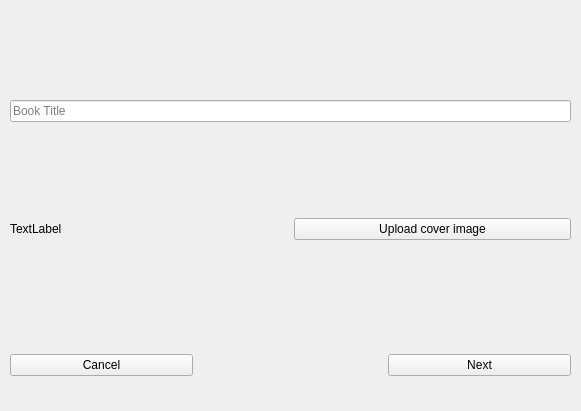
Above: menus/create_menu/create_menu.ui from JoaoCarlosNascimento/HandSignLanguage before the change. Below: the same form after it.
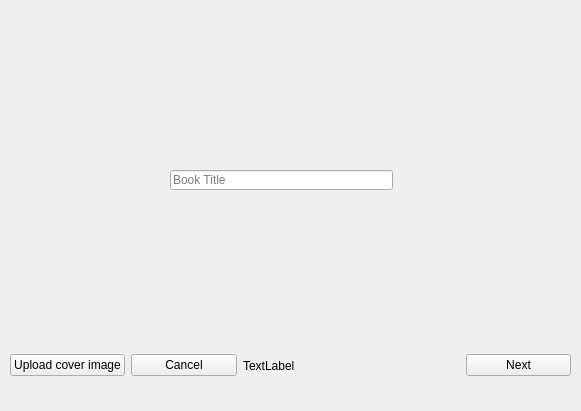
That is the form after the change.

The edit to the form file:
```diff
--- a/menus/create_menu/create_menu.ui
+++ b/menus/create_menu/create_menu.ui
@@ -25,56 +25,6 @@
   <property name="windowTitle">
    <string>Form</string>
   </property>
-  <widget class="QWidget" name="verticalLayoutWidget">
-   <property name="geometry">
-    <rect>
-     <x>10</x>
-     <y>10</y>
-     <width>561</width>
-     <height>321</height>
-    </rect>
-   </property>
-   <layout class="QVBoxLayout" name="verticalLayout">
-    <item>
-     <widget class="QLineEdit" name="book_title">
-      <property name="placeholderText">
-       <string>Book Title</string>
-      </property>
-     </widget>
-    </item>
-    <item>
-     <layout class="QHBoxLayout" name="horizontalLayout">
-      <item>
-       <widget class="QLabel" name="preview">
-        <property name="frameShadow">
-         <enum>QFrame::Plain</enum>
-        </property>
-        <property name="text">
-         <string>TextLabel</string>
-        </property>
-        <property name="scaledContents">
-         <bool>true</bool>
-        </property>
-       </widget>
-      </item>
-      <item>
-       <layout class="QHBoxLayout" name="horizontalLayout_7">
-        <item>
-         <layout class="QHBoxLayout" name="horizontalLayout_9"/>
-        </item>
-        <item>
-         <widget class="QPushButton" name="pb_upload">
-          <property name="text">
-           <string>Upload cover image</string>
-          </property>
-         </widget>
-        </item>
-       </layout>
-      </item>
-     </layout>
-    </item>
-   </layout>
-  </widget>
   <widget class="QWidget" name="horizontalLayoutWidget_3">
    <property name="geometry">
     <rect>
@@ -85,6 +35,13 @@
     </rect>
    </property>
    <layout class="QHBoxLayout" name="horizontalLayout_8">
+    <item>
+     <widget class="QPushButton" name="pb_upload">
+      <property name="text">
+       <string>Upload cover image</string>
+      </property>
+     </widget>
+    </item>
     <item>
      <widget class="QPushButton" name="pb_back">
       <property name="text">
@@ -92,6 +49,19 @@
       </property>
      </widget>
     </item>
+    <item>
+     <widget class="QLabel" name="preview">
+      <property name="frameShadow">
+       <enum>QFrame::Plain</enum>
+      </property>
+      <property name="text">
+       <string>TextLabel</string>
+      </property>
+      <property name="scaledContents">
+       <bool>true</bool>
+      </property>
+     </widget>
+    </item>
     <item>
      <widget class="QLabel" name="label_2">
       <property name="text">
@@ -108,6 +78,19 @@
     </item>
    </layout>
   </widget>
+  <widget class="QLineEdit" name="book_title">
+   <property name="geometry">
+    <rect>
+     <x>170</x>
+     <y>170</y>
+     <width>223</width>
+     <height>20</height>
+    </rect>
+   </property>
+   <property name="placeholderText">
+    <string>Book Title</string>
+   </property>
+  </widget>
  </widget>
  <resources/>
  <connections/>
```
